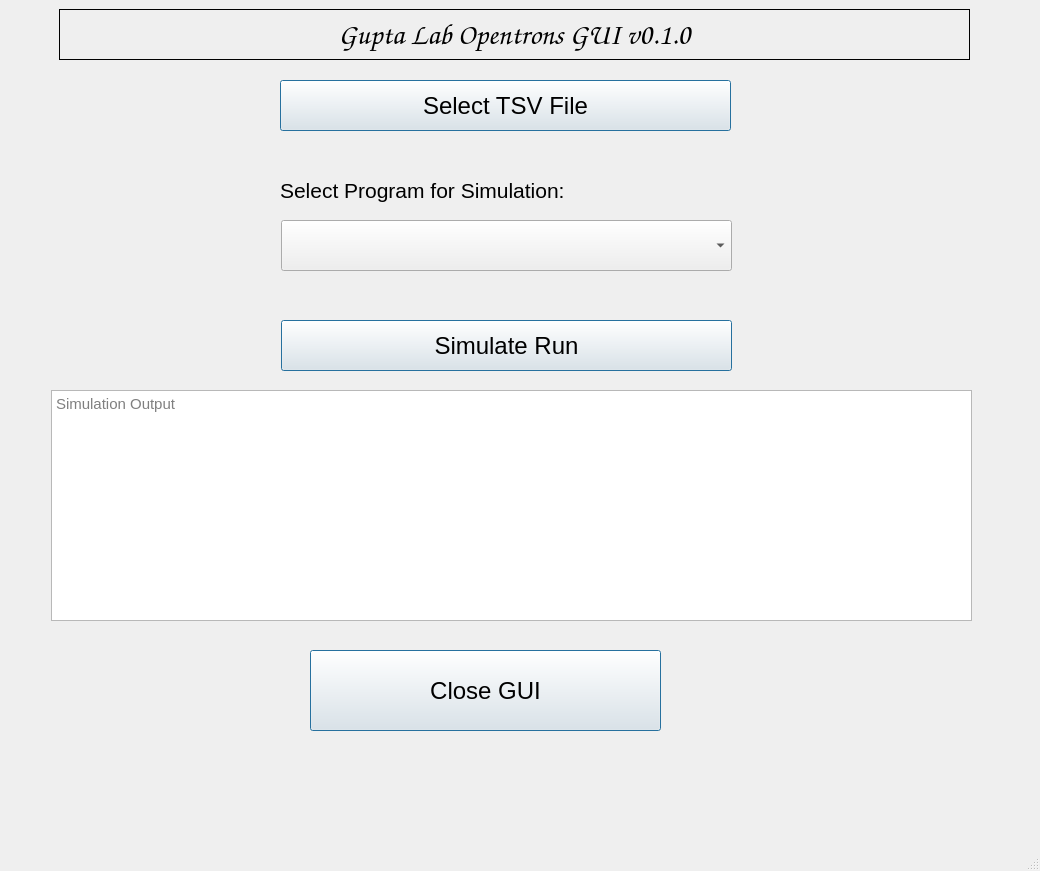
Old version of the form MainWindow.ui in the repository Gaorav-Gupta-Lab/Opentrons_GUI.
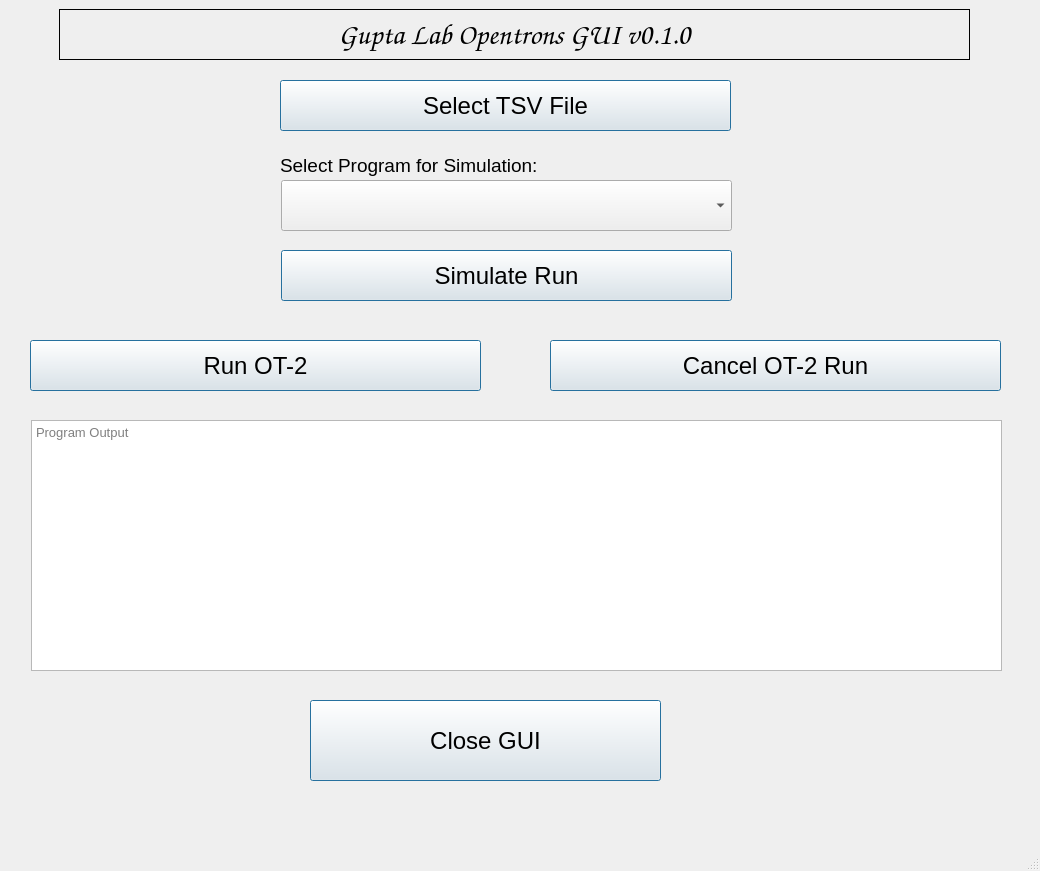
New version of the form.

Patch:
```diff
--- a/MainWindow.ui
+++ b/MainWindow.ui
@@ -90,7 +90,7 @@
     <property name="geometry">
      <rect>
       <x>310</x>
-      <y>650</y>
+      <y>700</y>
       <width>351</width>
       <height>81</height>
      </rect>
@@ -109,7 +109,7 @@
     <property name="geometry">
      <rect>
       <x>281</x>
-      <y>320</y>
+      <y>250</y>
       <width>451</width>
       <height>51</height>
      </rect>
@@ -127,27 +127,27 @@
    <widget class="QTextBrowser" name="run_simulation_output">
     <property name="geometry">
      <rect>
-      <x>51</x>
-      <y>390</y>
-      <width>921</width>
-      <height>231</height>
+      <x>31</x>
+      <y>420</y>
+      <width>971</width>
+      <height>251</height>
      </rect>
     </property>
     <property name="font">
      <font>
       <family>Arial</family>
-      <pointsize>11</pointsize>
+      <pointsize>10</pointsize>
      </font>
     </property>
     <property name="placeholderText">
-     <string>Simulation Output</string>
+     <string>Program Output</string>
     </property>
    </widget>
    <widget class="QComboBox" name="select_program_combobx">
     <property name="geometry">
      <rect>
       <x>281</x>
-      <y>220</y>
+      <y>180</y>
       <width>451</width>
       <height>51</height>
      </rect>
@@ -160,20 +160,64 @@
     <property name="geometry">
      <rect>
       <x>280</x>
-      <y>170</y>
+      <y>150</y>
       <width>451</width>
-      <height>41</height>
+      <height>31</height>
      </rect>
     </property>
     <property name="font">
      <font>
-      <pointsize>16</pointsize>
+      <pointsize>14</pointsize>
      </font>
     </property>
     <property name="text">
      <string>Select Program for Simulation:</string>
     </property>
    </widget>
+   <widget class="QPushButton" name="run_ot2">
+    <property name="geometry">
+     <rect>
+      <x>30</x>
+      <y>340</y>
+      <width>451</width>
+      <height>51</height>
+     </rect>
+    </property>
+    <property name="text">
+     <string>Run OT-2</string>
+    </property>
+    <property name="autoDefault">
+     <bool>true</bool>
+    </property>
+    <property name="default">
+     <bool>true</bool>
+    </property>
+   </widget>
+   <widget class="QPushButton" name="cancel_run_btn">
+    <property name="geometry">
+     <rect>
+      <x>550</x>
+      <y>340</y>
+      <width>451</width>
+      <height>51</height>
+     </rect>
+    </property>
+    <property name="contextMenuPolicy">
+     <enum>Qt::NoContextMenu</enum>
+    </property>
+    <property name="autoFillBackground">
+     <bool>true</bool>
+    </property>
+    <property name="text">
+     <string>Cancel OT-2 Run</string>
+    </property>
+    <property name="autoDefault">
+     <bool>true</bool>
+    </property>
+    <property name="default">
+     <bool>true</bool>
+    </property>
+   </widget>
   </widget>
   <widget class="QMenuBar" name="menubar">
    <property name="geometry">
```
